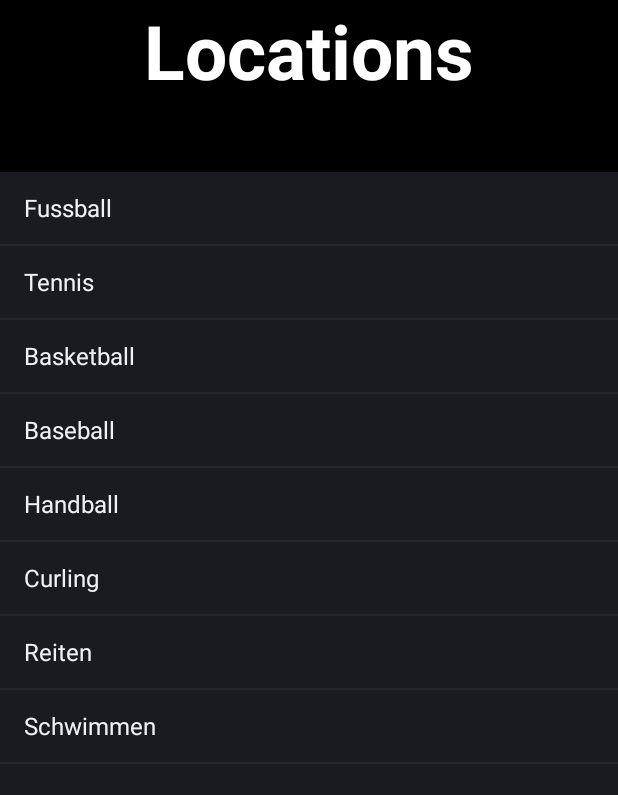
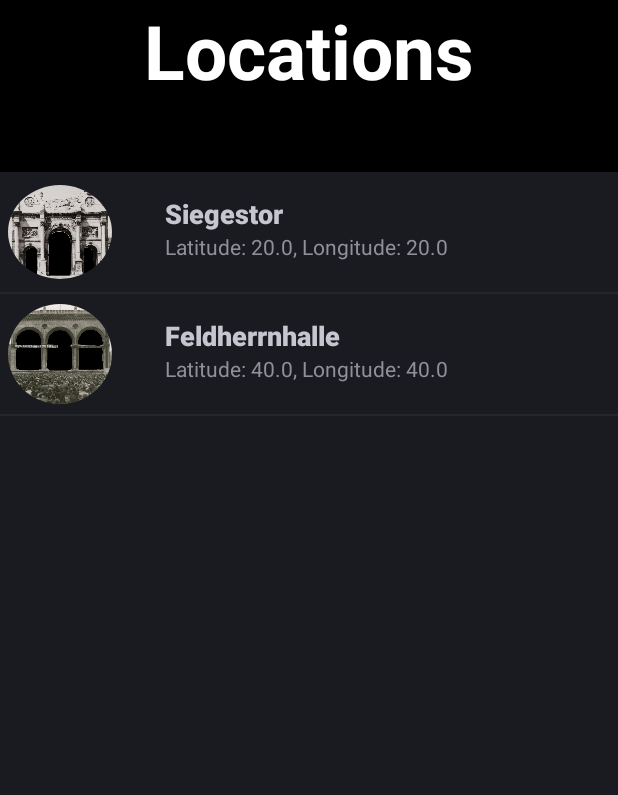
Before and after one commit to mwich8/HistoricARGuideAndroid, an Android app: the screen it shows after launch (LocationsActivity), after a tap on "LIST ALL LOCATIONS", on a phone screen of 412 x 824 dp, the part 84-879 px from its top. Run offline under Robolectric (Android 15) with nearby library versions, the light colour scheme and no system bars.

Commit message:
- Table entries are only entered once the app was initially started - Database reads moved to the locationsActivity - Added roundedImages - Added a custom row - Added a custom ArrayAdapter TODO: - Change design of the locationsActivity - Implement a map activity and read database to determine the locations on the map

```diff
--- a/app/src/main/java/com/tum/historicarguide/LocationsActivity.java
+++ b/app/src/main/java/com/tum/historicarguide/LocationsActivity.java
@@ -3,8 +3,13 @@ package com.tum.historicarguide;
 import android.app.ActionBar;
 import android.app.Activity;
 import android.os.Bundle;
+import android.util.Log;
 import android.widget.ArrayAdapter;
 import android.widget.ListView;
+
+import java.util.List;
+
+import static android.R.id.list;
 
 /**
  * Created by Mati on 01.04.2017.
@@ -12,8 +17,12 @@ import android.widget.ListView;
 
 public class LocationsActivity extends Activity {
 
+    public static final String TAG = LocationsActivity.class.getSimpleName();
+
     private ListView locationsListView;
     private ArrayAdapter locationsArrayAdapter;
+    private LocationsAdapter locationsAdapter;
+    private LocationDataSource dataSource;
 
     String[] testArray = new String[]{
             "Fussball",
@@ -30,16 +39,31 @@ public class LocationsActivity extends Activity {
     protected void onCreate(Bundle savedInstanceState) {
         super.onCreate(savedInstanceState);
         setContentView(R.layout.locations);
+
+        locationsListView = (ListView) findViewById(R.id.locationsListView);
         // Enable the back button on the action bar
         ActionBar actionBar = getActionBar();
         actionBar.setDisplayHomeAsUpEnabled(true);
 
-        locationsListView = (ListView) findViewById(R.id.locationsListView);
+        dataSource = new LocationDataSource(this);
+        Log.d(TAG, "Die Datenquelle wird geöffnet.");
+        dataSource.open();
 
-        locationsArrayAdapter = new ArrayAdapter(this, android.R.layout.simple_list_item_1, testArray);
+        Log.d(TAG, "Folgende Einträge sind in der Datenbank vorhanden:");
+        showAllListEntries();
+
+        Log.d(TAG, "Die Datenquelle wird geschlossen.");
+        dataSource.close();
+    }
+
+    private void showAllListEntries () {
+        List<Location> locationList = dataSource.getAllLocations();
+        Location[] locationsArray = locationList.toArray(new Location[locationList.size()]);
+
+        locationsAdapter = new LocationsAdapter(getApplicationContext(), R.layout.row, locationsArray);
 
         if (locationsListView != null) {
-            locationsListView.setAdapter(locationsArrayAdapter);
+            locationsListView.setAdapter(locationsAdapter);
         }
     }
 }
--- /dev/null
+++ b/app/src/main/java/com/tum/historicarguide/LocationsAdapter.java
@@ -0,0 +1,106 @@
+package com.tum.historicarguide;
+
+import android.content.Context;
+import android.content.res.AssetManager;
+import android.graphics.Bitmap;
+import android.graphics.BitmapFactory;
+import android.graphics.drawable.Drawable;
+import android.media.Image;
+import android.support.annotation.LayoutRes;
+import android.support.annotation.NonNull;
+import android.support.annotation.Nullable;
+import android.support.v4.graphics.drawable.RoundedBitmapDrawable;
+import android.view.LayoutInflater;
+import android.view.View;
+import android.view.ViewGroup;
+import android.widget.ArrayAdapter;
+import android.widget.ImageView;
+import android.widget.ListView;
+import android.widget.TextView;
+
+import org.w3c.dom.Text;
+
+import java.io.IOException;
+import java.io.InputStream;
+import java.util.List;
+
+/**
+ * Created by Mati on 02.04.2017.
+ */
+
+public class LocationsAdapter extends ArrayAdapter<Location> {
+
+    Context mContext;
+    int mLayoutResourceId;
+    RoundImage roundImage;
+    Location mData[] = null;
+
+    public LocationsAdapter(@NonNull Context context, @LayoutRes int resource, @NonNull Location[] data) {
+        super(context, resource, data);
+
+        this.mContext = context;
+        this.mLayoutResourceId = resource;
+        this.mData = data;
+    }
+
+    @Nullable
+    @Override
+    public Location getItem(int position) {
+        return super.getItem(position);
+    }
+
+    @NonNull
+    @Override
+    public View getView(int position, @Nullable View convertView, @NonNull ViewGroup parent) {
+
+        View row = convertView;
+        LocationHolder holder = null;
+
+        // If we don't have currently a view to reuse
+        if (row == null) {
+            // Create a new view
+            LayoutInflater inflater = LayoutInflater.from(mContext);
+            row = inflater.inflate(mLayoutResourceId, parent, false);
+
+            holder = new LocationHolder();
+
+            holder.nameView = (TextView) row.findViewById(R.id.locationNameView);
+            holder.detailView = (TextView) row.findViewById(R.id.locationDetailView);
+            holder.imageView = (ImageView) row.findViewById(R.id.rowImageView);
+
+            row.setTag(holder);
+        } else {
+            // Otherwise use existing one
+            holder = (LocationHolder) row.getTag();
+        }
+        // Getting the data from the data array
+        Location location = mData[position];
+
+        // Setting the view to reflect the data we need to display
+        holder.nameView.setText(location.getName());
+        String detailViewString = "Latitude: " + location.getLatitude() + ", Longitude: " + location.getLongitude();
+        holder.detailView.setText(detailViewString);
+
+        // Getting the image
+        // load image
+        try {
+            // get input stream
+            String imageName = location.getName() + ".jpg";
+            InputStream ims = mContext.getResources().getAssets().open(imageName);
+            Bitmap bitmap = BitmapFactory.decodeStream(ims);
+            roundImage = new RoundImage(bitmap);
+            // set rounded image to ImageView
+            holder.imageView.setImageDrawable(roundImage);
+        }
+        catch(IOException ex) {
+            return row;
+        }
+        return row;
+    }
+
+    private static class LocationHolder {
+        TextView nameView;
+        TextView detailView;
+        ImageView imageView;
+    }
+}
--- a/app/src/main/java/com/tum/historicarguide/MainMenuActivity.java
+++ b/app/src/main/java/com/tum/historicarguide/MainMenuActivity.java
@@ -34,16 +34,12 @@ public class MainMenuActivity extends Activity {
         Log.d(TAG, "Die Datenquelle wird geöffnet.");
         dataSource.open();
 
-        // Location location = new Location(1,"Siegestor", 20.0f, 20.0f, 45.0f, 120.0f, 40.0f, 150.0f, 150.0f, false);
-        Location location = dataSource.createLocation("Feldherrnhalle", 40.0f, 40.0f, 135.0f, 140.0f, 60.0f, 120.0f, 130.0f, true);
-        Log.d(TAG, "Es wurde der folgende Eintrag in die Datenbank geschrieben:");
-        Log.d(TAG, location.toString());
-
-        Log.d(TAG, "Folgende Einträge sind in der Datenbank vorhanden:");
-        showAllListEntries();
+        Log.d(TAG, "Die Datenquelle wird gefüllt.");
+        fillDatabase();
 
         Log.d(TAG, "Die Datenquelle wird geschlossen.");
         dataSource.close();
+
 
         // Register Button to change to the main activity
         mainActivityButton = (Button) findViewById(R.id.augmentViewButton);
@@ -68,18 +64,16 @@ public class MainMenuActivity extends Activity {
         });
     }
 
-    private void showAllListEntries () {
+    // Fills the database if it's still empty
+    private void fillDatabase() {
         List<Location> locationList = dataSource.getAllLocations();
-
-        /*
-        ArrayAdapter<Location> locationArrayAdapter = new ArrayAdapter<> (
-                this,
-                android.R.layout.simple_list_item_multiple_choice,
-                shoppingMemoList);
-        */
-
-        // Currently no listview available ==> Do this in other activity
-        // ListView locationsListView = (ListView) findViewById(R.id.listview_locations);
-        // locationsListView.setAdapter(locationArrayAdapter);
+        if (locationList.isEmpty()){
+            Location locationSiegestor = dataSource.createLocation("Siegestor", 20.0f, 20.0f, 45.0f, 120.0f, 40.0f, 150.0f, 150.0f, false);
+            Log.d(TAG, "Es wurde der folgende Eintrag in die Datenbank geschrieben:");
+            Log.d(TAG, locationSiegestor.toString());
+            Location locationFeldherrnhalle = dataSource.createLocation("Feldherrnhalle", 40.0f, 40.0f, 135.0f, 140.0f, 60.0f, 120.0f, 130.0f, true);
+            Log.d(TAG, "Es wurde der folgende Eintrag in die Datenbank geschrieben:");
+            Log.d(TAG, locationFeldherrnhalle.toString());
+        }
     }
 }
--- /dev/null
+++ b/app/src/main/java/com/tum/historicarguide/RoundImage.java
@@ -0,0 +1,97 @@
+package com.tum.historicarguide;
+
+import android.graphics.Bitmap;
+import android.graphics.BitmapShader;
+import android.graphics.Canvas;
+import android.graphics.ColorFilter;
+import android.graphics.Paint;
+import android.graphics.PixelFormat;
+import android.graphics.Rect;
+import android.graphics.RectF;
+import android.graphics.Shader;
+import android.graphics.drawable.Drawable;
+
+/**
+ * Created by Mati on 02.04.2017.
+ */
+
+public class RoundImage extends Drawable {
+    private final Bitmap mBitmap;
+    private final Paint mPaint;
+    private final RectF mRectF;
+    private final int mBitmapWidth;
+    private final int mBitmapHeight;
+
+    public RoundImage(Bitmap bitmap) {
+        mBitmap = bitmap;
+        mRectF = new RectF();
+        mPaint = new Paint();
+        mPaint.setAntiAlias(true);
+        mPaint.setDither(true);
+        final BitmapShader shader = new BitmapShader(bitmap, Shader.TileMode.CLAMP, Shader.TileMode.CLAMP);
+        mPaint.setShader(shader);
+
+        mBitmapWidth = mBitmap.getWidth();
+        mBitmapHeight = mBitmap.getHeight();
+    }
+
+    @Override
+    public void draw(Canvas canvas) {
+        canvas.drawOval(mRectF, mPaint);
+    }
+
+    @Override
+    protected void onBoundsChange(Rect bounds) {
+        super.onBoundsChange(bounds);
+        mRectF.set(bounds);
+    }
+
+    @Override
+    public void setAlpha(int alpha) {
+        if (mPaint.getAlpha() != alpha) {
+            mPaint.setAlpha(alpha);
+            invalidateSelf();
+        }
+    }
+
+    @Override
+    public void setColorFilter(ColorFilter cf) {
+        mPaint.setColorFilter(cf);
+    }
+
+    @Override
+    public int getOpacity() {
+        return PixelFormat.TRANSLUCENT;
+    }
+
+    @Override
+    public int getIntrinsicWidth() {
+        return mBitmapWidth;
+    }
+
+    @Override
+    public int getIntrinsicHeight() {
+        return mBitmapHeight;
+    }
+
+    public void setAntiAlias(boolean aa) {
+        mPaint.setAntiAlias(aa);
+        invalidateSelf();
+    }
+
+    @Override
+    public void setFilterBitmap(boolean filter) {
+        mPaint.setFilterBitmap(filter);
+        invalidateSelf();
+    }
+
+    @Override
+    public void setDither(boolean dither) {
+        mPaint.setDither(dither);
+        invalidateSelf();
+    }
+
+    public Bitmap getBitmap() {
+        return mBitmap;
+    }
+}
--- /dev/null
+++ b/app/src/main/res/layout/row.xml
@@ -0,0 +1,36 @@
+<?xml version="1.0" encoding="utf-8"?>
+<RelativeLayout xmlns:android="http://schemas.android.com/apk/res/android"
+    android:layout_width="match_parent"
+    android:layout_height="wrap_content">
+
+    <ImageView
+        android:layout_width="80dp"
+        android:layout_height="80dp"
+        android:id="@+id/rowImageView"
+        android:src="@drawable/historicarguideicon"
+        android:padding="5dp"
+        android:layout_alignParentTop="true"
+        android:layout_alignParentLeft="true"/>
+
+    <TextView
+        android:layout_width="wrap_content"
+        android:layout_height="wrap_content"
+        android:textAppearance="?android:attr/textAppearanceMedium"
+        android:textStyle="bold"
+        android:text="Location Name"
+        android:id="@+id/locationNameView"
+        android:layout_alignParentTop="true"
+        android:layout_toRightOf="@id/rowImageView"
+        android:paddingLeft="30dp"
+        android:layout_marginTop="15dp"/>
+
+    <TextView
+        android:layout_width="wrap_content"
+        android:layout_height="wrap_content"
+        android:id="@+id/locationDetailView"
+        android:layout_toRightOf="@id/rowImageView"
+        android:layout_below="@id/locationNameView"
+        android:text="Detail Text"
+        android:paddingLeft="30dp"/>
+
+</RelativeLayout>
```
